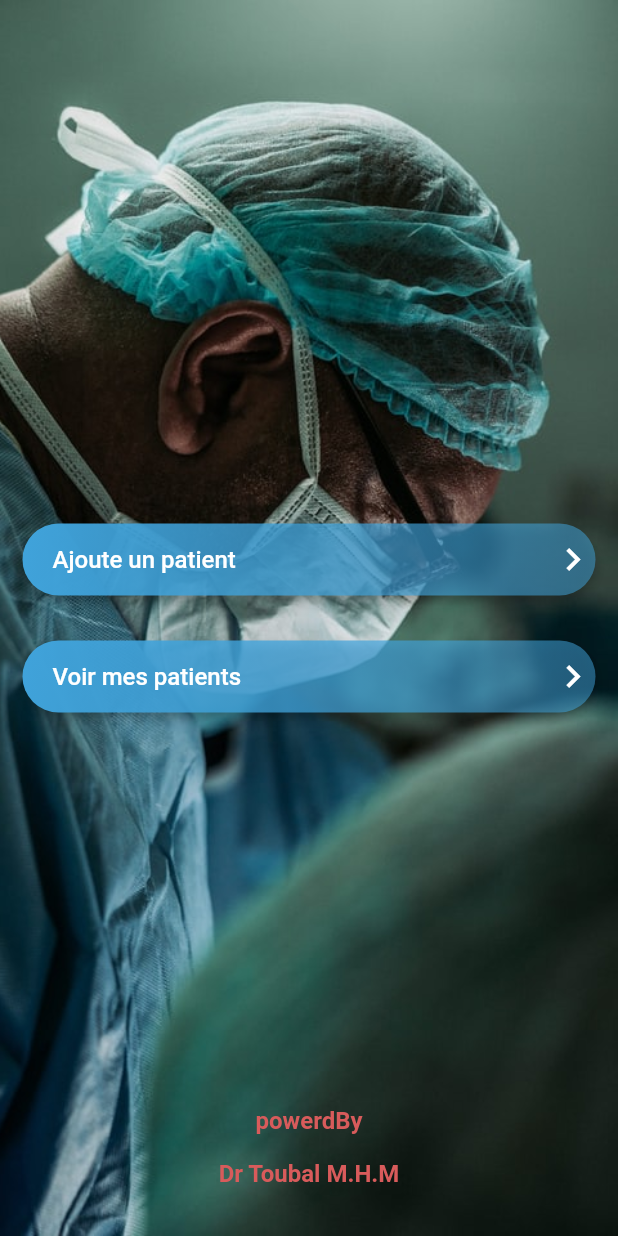
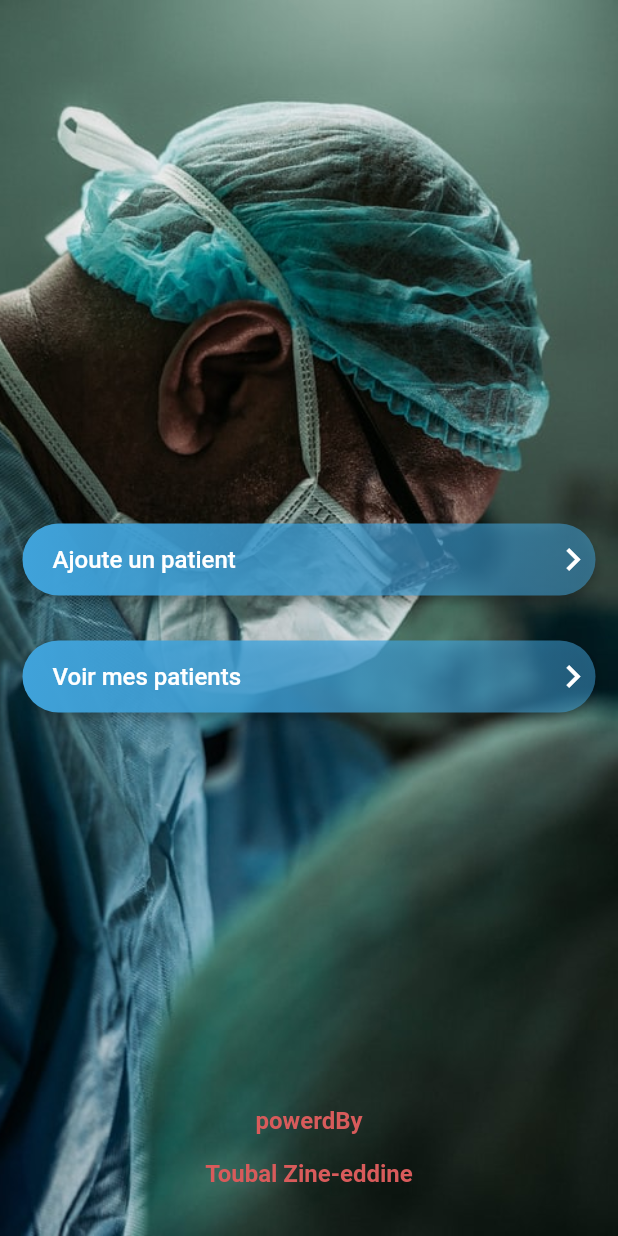
Before and after one commit to toubal77/dawini, a Flutter app: the screen it shows after launch, on a phone screen of 412 x 824 dp. Run offline on Flutter 3.47's test engine with Material 2 defaults, Android fonts, the phone set to English and light mode, and no system bars; our stand-ins replace bordered_text, flutter_screenutil.

Commit message:
change name powerdBy

```diff
--- a/lib/app/home_page.dart
+++ b/lib/app/home_page.dart
@@ -105,7 +105,7 @@ class HomePage extends StatelessWidget {
                   SizedBox(
                     height: 30.h,
                     child: const Text(
-                      'Dr Toubal M.H.M',
+                      'Toubal Zine-eddine',
                       style: TextStyle(
                         color: Color.fromARGB(255, 216, 91, 91),
                         fontSize: 16,
```
